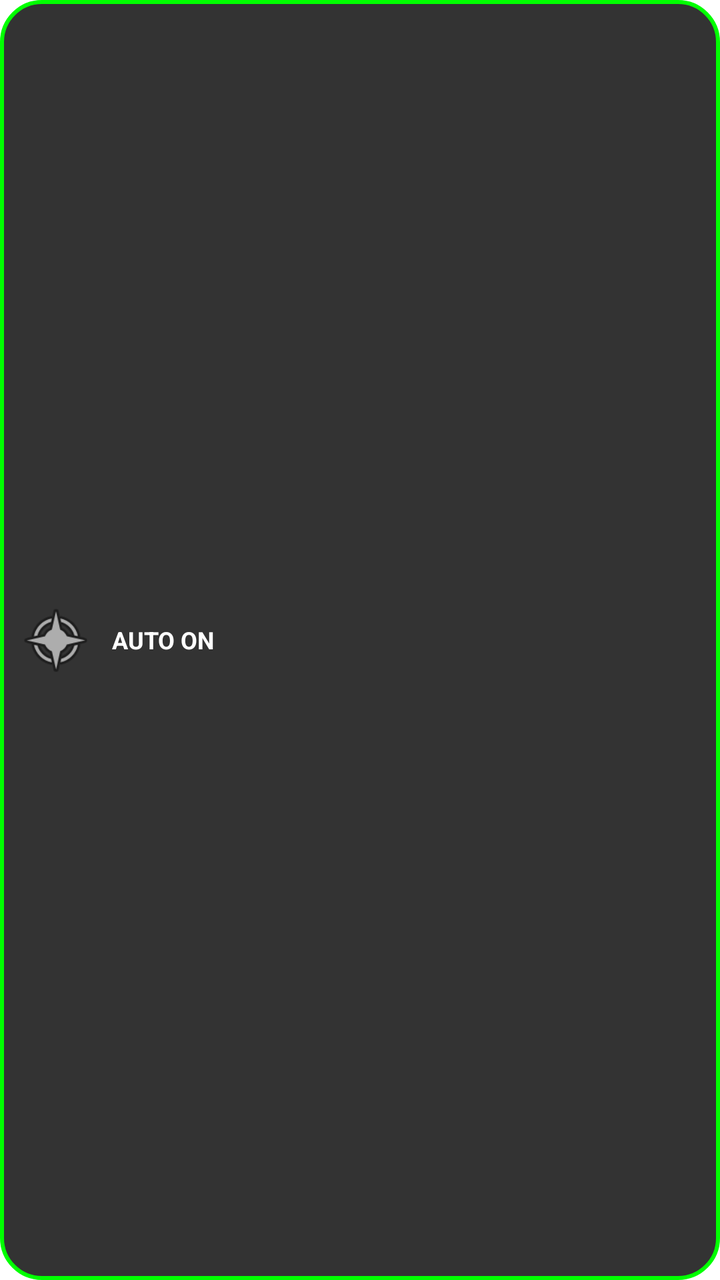
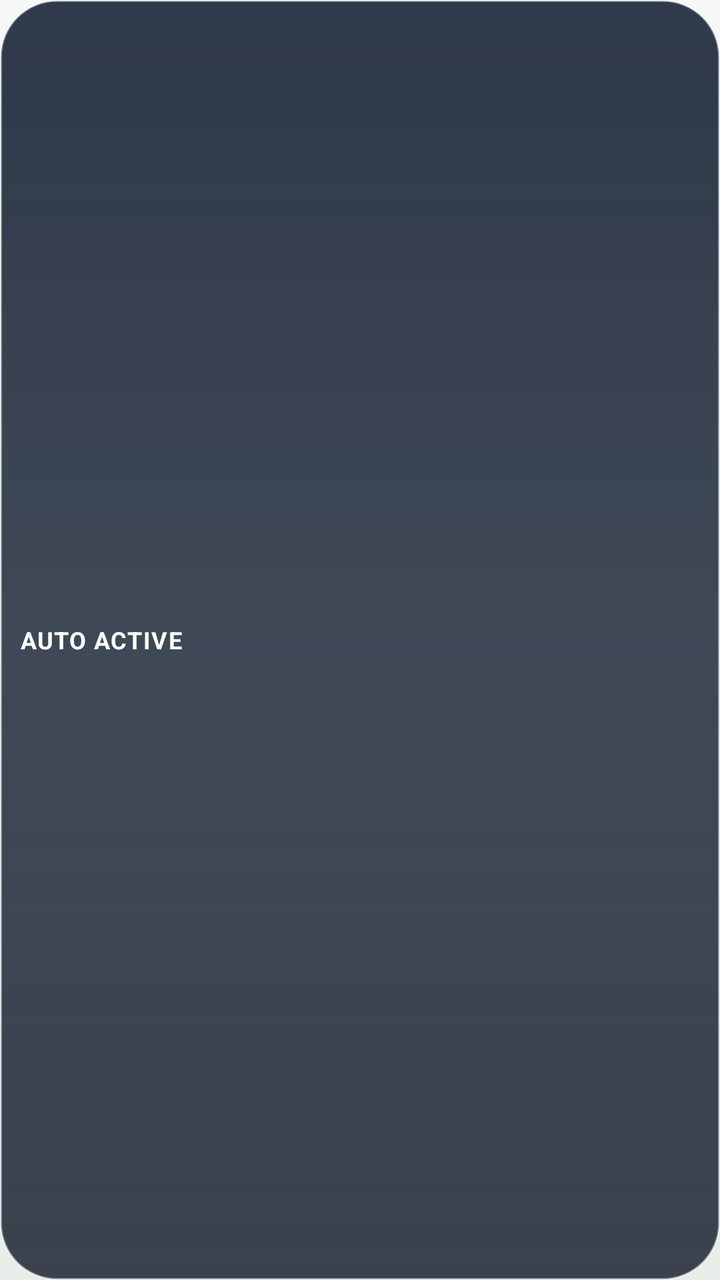

Two renders of the same Android screen: before a commit and after it. Below are the layout's source before the change and the commit's diff.
<!-- AndroidManifest.xml: application theme Theme.App -->
<!-- res/layout/overlay_status.xml -->
<?xml version="1.0" encoding="utf-8"?>
<LinearLayout xmlns:android="http://schemas.android.com/apk/res/android"
    android:layout_width="wrap_content"
    android:layout_height="wrap_content"
    android:background="@drawable/overlay_bg"
    android:gravity="center_vertical"
    android:orientation="horizontal"
    android:padding="8dp">

    <ImageView
        android:id="@+id/statusIcon"
        android:layout_width="40dp"
        android:layout_height="40dp"
        android:src="@android:drawable/ic_menu_compass"
        android:contentDescription="@string/status_icon_desc" />

    <TextView
        android:id="@+id/statusText"
        android:layout_width="wrap_content"
        android:layout_height="wrap_content"
        android:layout_marginStart="8dp"
        android:text="@string/overlay_status_on"
        android:textColor="#FFFFFF"
        android:textSize="12sp"
        android:textStyle="bold" />

</LinearLayout>
<!-- resources referenced by this layout -->
<resources>
  <!-- drawable overlay_bg (drawable) -->
  <?xml version="1.0" encoding="utf-8"?>
  <shape xmlns:android="http://schemas.android.com/apk/res/android"
      android:shape="rectangle">
      <solid android:color="#CC000000" />
      <corners android:radius="20dp" />
      <stroke android:width="2dp" android:color="#00FF00" />
  </shape>
  <string name="overlay_status_on">AUTO ON</string>
  <string name="status_icon_desc">Status Icon</string>
  <style name="Theme.App" parent="Theme.MaterialComponents.Light.NoActionBar">
          <item name="colorPrimary">#2196F3</item>
          <item name="colorPrimaryVariant">#1976D2</item>
          <item name="colorOnPrimary">#FFFFFF</item>
          <item name="colorSecondary">#03DAC6</item>
          <item name="colorOnSecondary">#000000</item>
      </style>
</resources>

<!-- the commit's change to res/layout/overlay_status.xml (unified diff, before → after) -->
@@ -5,20 +5,16 @@
     android:background="@drawable/overlay_bg"
     android:gravity="center_vertical"
     android:orientation="horizontal"
-    android:padding="8dp">
-
-    <ImageView
-        android:id="@+id/statusIcon"
-        android:layout_width="40dp"
-        android:layout_height="40dp"
-        android:src="@android:drawable/ic_menu_compass"
-        android:contentDescription="@string/status_icon_desc" />
+    android:paddingStart="10dp"
+    android:paddingTop="8dp"
+    android:paddingEnd="10dp"
+    android:paddingBottom="8dp">
 
     <TextView
         android:id="@+id/statusText"
         android:layout_width="wrap_content"
         android:layout_height="wrap_content"
-        android:layout_marginStart="8dp"
+        android:letterSpacing="0.04"
         android:text="@string/overlay_status_on"
         android:textColor="#FFFFFF"
         android:textSize="12sp"
<!-- resource entries referenced after the edit -->
@@ -4,18 +4,103 @@
   <?xml version="1.0" encoding="utf-8"?>
   <shape xmlns:android="http://schemas.android.com/apk/res/android"
       android:shape="rectangle">
-      <solid android:color="#CC000000" />
-      <corners android:radius="20dp" />
-      <stroke android:width="2dp" android:color="#00FF00" />
+      <corners android:radius="28dp" />
+      <gradient
+          android:angle="270"
+          android:startColor="#EA1B2739"
+          android:centerColor="#D41B2636"
+          android:endColor="#C90C1322" />
+      <stroke
+          android:width="1dp"
+          android:color="#60FFFFFF" />
   </shape>
-  <string name="overlay_status_on">AUTO ON</string>
-  <string name="status_icon_desc">Status Icon</string>
-  <style name="Theme.App" parent="Theme.MaterialComponents.Light.NoActionBar">
-          <item name="colorPrimary">#2196F3</item>
-          <item name="colorPrimaryVariant">#1976D2</item>
-          <item name="colorOnPrimary">#FFFFFF</item>
-          <item name="colorSecondary">#03DAC6</item>
-          <item name="colorOnSecondary">#000000</item>
+  <string name="overlay_status_on">AUTO ACTIVE</string>
+  <style name="Theme.App" parent="Theme.MaterialComponents.DayNight.NoActionBar">
+          <item name="colorPrimary">@color/ios_primary</item>
+          <item name="colorPrimaryVariant">@color/ios_primary_dark</item>
+          <item name="colorOnPrimary">@color/on_primary</item>
+          <item name="colorSecondary">@color/ios_accent</item>
+          <item name="colorOnSecondary">@color/text_primary</item>
+          <item name="colorSurface">@color/glass_surface_base</item>
+          <item name="colorOnSurface">@color/text_primary</item>
+          <item name="android:colorBackground">@color/app_bg_start</item>
+          <item name="android:windowBackground">@drawable/bg_app_gradient</item>
+          <item name="android:statusBarColor">@android:color/transparent</item>
+          <item name="android:navigationBarColor">@color/app_bg_end</item>
+          <item name="android:windowLightStatusBar">false</item>
+          <item name="materialButtonStyle">@style/Widget.App.Button.Glossy</item>
+          <item name="materialCardViewStyle">@style/Widget.App.GlassCard</item>
       </style>
+  <color name="ios_primary">#3ECF8E</color>
+  <color name="ios_primary_dark">#2FB97A</color>
+  <color name="on_primary">#052E16</color>
+  <color name="ios_accent">#0F172A</color>
+  <color name="text_primary">#111827</color>
+  <color name="glass_surface_base">#FFFFFFFF</color>
+  <color name="app_bg_start">#F4F7F6</color>
+  <!-- drawable bg_app_gradient (drawable) -->
+  <?xml version="1.0" encoding="utf-8"?>
+  <layer-list xmlns:android="http://schemas.android.com/apk/res/android">
+      <item>
+          <shape android:shape="rectangle">
+              <gradient
+                  android:angle="270"
+                  android:startColor="@color/app_bg_start"
+                  android:centerColor="@color/app_bg_mid"
+                  android:endColor="@color/app_bg_end" />
+          </shape>
+      </item>
+      <item>
+          <shape android:shape="rectangle">
+              <gradient
+                  android:angle="270"
+                  android:startColor="#33FFFFFF"
+                  android:endColor="#00FFFFFF" />
+          </shape>
+      </item>
+  </layer-list>
+  <color name="app_bg_end">#E7EEEA</color>
+  <style name="Widget.App.Button.Glossy" parent="Widget.MaterialComponents.Button">
+          <item name="android:background">@drawable/bg_glossy_button</item>
+          <item name="android:textColor">@color/on_primary</item>
+          <item name="android:textAllCaps">false</item>
+          <item name="android:fontFamily">sans-serif-medium</item>
+          <item name="android:textSize">15sp</item>
+          <item name="android:letterSpacing">0.02</item>
+          <item name="android:paddingTop">14dp</item>
+          <item name="android:paddingBottom">14dp</item>
+          <item name="android:paddingStart">18dp</item>
+          <item name="android:paddingEnd">18dp</item>
+          <item name="cornerRadius">14dp</item>
+          <item name="android:minHeight">52dp</item>
+          <item name="elevation">0dp</item>
+          <item name="android:stateListAnimator">@animator/button_press_state</item>
+      </style>
+  <style name="Widget.App.GlassCard" parent="Widget.MaterialComponents.CardView">
+          <item name="cardBackgroundColor">@android:color/transparent</item>
+          <item name="cardElevation">0dp</item>
+          <item name="strokeColor">@android:color/transparent</item>
+      </style>
+  <color name="app_bg_mid">#EEF3F1</color>
+  <!-- drawable bg_glossy_button (drawable) -->
+  <?xml version="1.0" encoding="utf-8"?>
+  <selector xmlns:android="http://schemas.android.com/apk/res/android">
+      <item android:state_enabled="false">
+          <shape android:shape="rectangle">
+              <corners android:radius="14dp" />
+              <solid android:color="#9CA3AF" />
+          </shape>
+      </item>
+  
+      <item>
+          <shape android:shape="rectangle">
+              <corners android:radius="14dp" />
+              <solid android:color="@color/ios_primary" />
+              <stroke
+                  android:width="1dp"
+                  android:color="@color/ios_primary_dark" />
+          </shape>
+      </item>
+  </selector>
 </resources>
 
